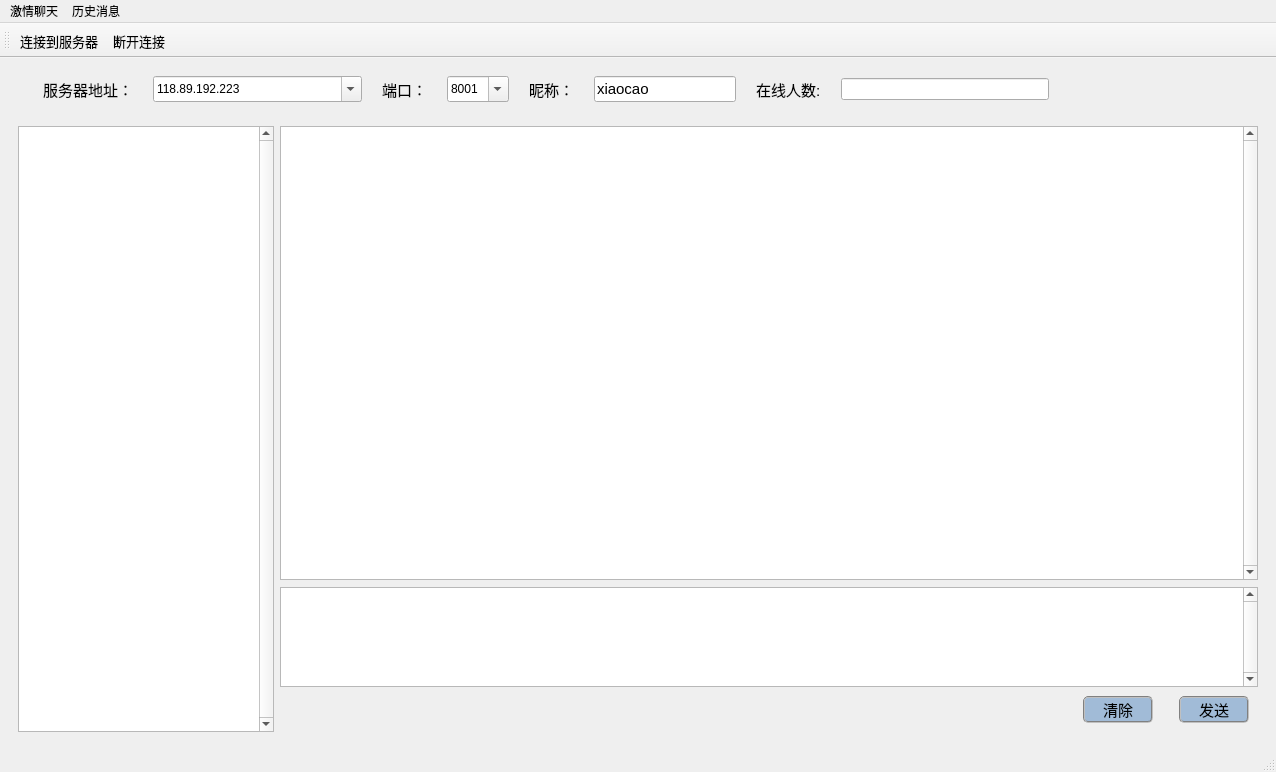
Old version of the form Client/client_mainwindow.ui in the repository nicexiaocao/chatting_room.
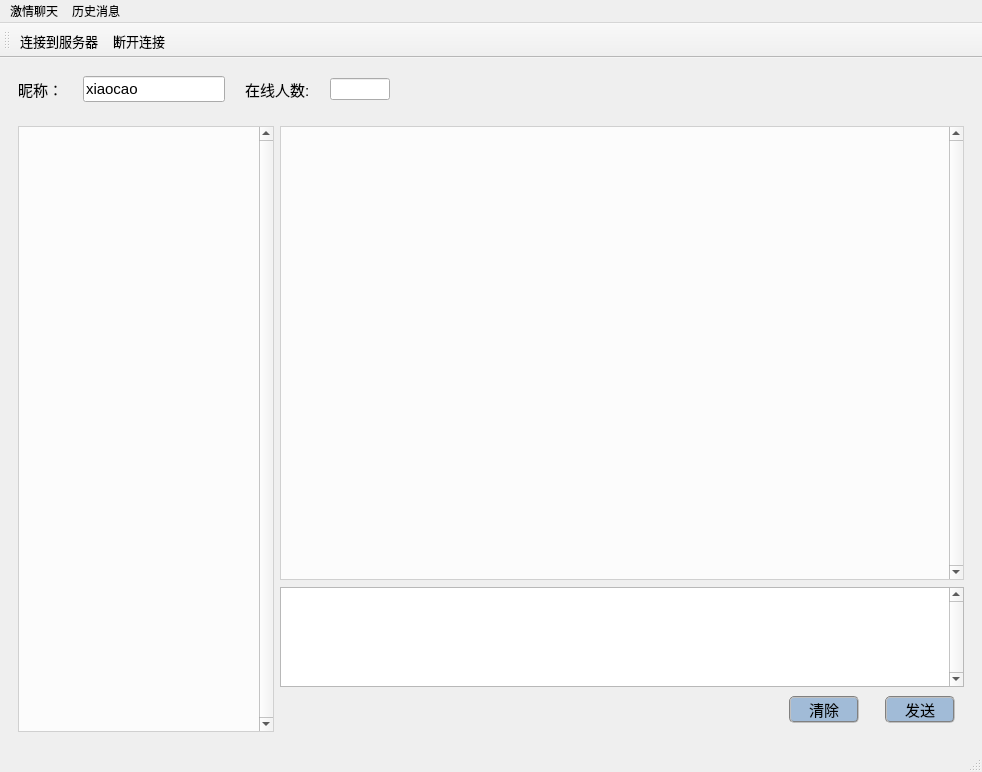
New version of the form. Icons and pictures are not drawn.

```diff
--- a/Client/client_mainwindow.ui
+++ b/Client/client_mainwindow.ui
@@ -6,12 +6,12 @@
    <rect>
     <x>0</x>
     <y>0</y>
-    <width>1276</width>
+    <width>982</width>
     <height>772</height>
    </rect>
   </property>
   <property name="sizePolicy">
-   <sizepolicy hsizetype="Fixed" vsizetype="Fixed">
+   <sizepolicy hsizetype="Preferred" vsizetype="Preferred">
     <horstretch>0</horstretch>
     <verstretch>0</verstretch>
    </sizepolicy>
@@ -33,7 +33,9 @@
 border-radius: 5px;background-color:rgb(161, 187, 215);
 }
 *{font: 11pt &quot;Microsoft YaHei UI&quot;;}
-QGroupBox{border:none}</string>
+QGroupBox{border:none}
+#display_message{background-color:rgba(255, 255, 255, 200)}
+#listView{background-color:rgba(255, 255, 255, 200)}</string>
    </property>
    <layout class="QVBoxLayout" name="verticalLayout_2">
     <item>
@@ -42,126 +44,6 @@
        <property name="spacing">
         <number>20</number>
        </property>
-       <item>
-        <widget class="QLabel" name="ip_label">
-         <property name="enabled">
-          <bool>true</bool>
-         </property>
-         <property name="sizePolicy">
-          <sizepolicy hsizetype="Fixed" vsizetype="Preferred">
-           <horstretch>0</horstretch>
-           <verstretch>0</verstretch>
-          </sizepolicy>
-         </property>
-         <property name="minimumSize">
-          <size>
-           <width>115</width>
-           <height>0</height>
-          </size>
-         </property>
-         <property name="font">
-          <font>
-           <family>Microsoft YaHei UI</family>
-           <pointsize>11</pointsize>
-           <weight>50</weight>
-           <italic>false</italic>
-           <bold>false</bold>
-          </font>
-         </property>
-         <property name="text">
-          <string>服务器地址：</string>
-         </property>
-         <property name="alignment">
-          <set>Qt::AlignRight|Qt::AlignTrailing|Qt::AlignVCenter</set>
-         </property>
-         <property name="wordWrap">
-          <bool>true</bool>
-         </property>
-        </widget>
-       </item>
-       <item>
-        <widget class="QComboBox" name="ip_box">
-         <property name="sizePolicy">
-          <sizepolicy hsizetype="Expanding" vsizetype="Fixed">
-           <horstretch>0</horstretch>
-           <verstretch>0</verstretch>
-          </sizepolicy>
-         </property>
-         <property name="font">
-          <font>
-           <family>Microsoft YaHei UI</family>
-           <pointsize>11</pointsize>
-           <weight>50</weight>
-           <italic>false</italic>
-           <bold>false</bold>
-          </font>
-         </property>
-         <property name="focusPolicy">
-          <enum>Qt::ClickFocus</enum>
-         </property>
-         <property name="editable">
-          <bool>true</bool>
-         </property>
-         <item>
-          <property name="text">
-           <string>118.89.192.223</string>
-          </property>
-         </item>
-         <item>
-          <property name="text">
-           <string>192.168.1.1</string>
-          </property>
-         </item>
-        </widget>
-       </item>
-       <item>
-        <widget class="QLabel" name="ip_label_2">
-         <property name="font">
-          <font>
-           <family>Microsoft YaHei UI</family>
-           <pointsize>11</pointsize>
-           <weight>50</weight>
-           <italic>false</italic>
-           <bold>false</bold>
-          </font>
-         </property>
-         <property name="text">
-          <string>端口：</string>
-         </property>
-         <property name="alignment">
-          <set>Qt::AlignRight|Qt::AlignTrailing|Qt::AlignVCenter</set>
-         </property>
-        </widget>
-       </item>
-       <item>
-        <widget class="QComboBox" name="Spinport">
-         <property name="font">
-          <font>
-           <family>Microsoft YaHei UI</family>
-           <pointsize>11</pointsize>
-           <weight>50</weight>
-           <italic>false</italic>
-           <bold>false</bold>
-          </font>
-         </property>
-         <property name="focusPolicy">
-          <enum>Qt::ClickFocus</enum>
-         </property>
-         <property name="editable">
-          <bool>true</bool>
-         </property>
-         <item>
-          <property name="text">
-           <string>8001</string>
-          </property>
-         </item>
-         <item>
-          <property name="text">
-           <string>3306</string>
-          </property>
-         </item>
-        </widget>
-       </item>
        <item>
         <widget class="QLabel" name="label">
          <property name="font">
@@ -224,6 +106,24 @@
        </item>
        <item>
         <widget class="QLineEdit" name="lineEdit">
+         <property name="sizePolicy">
+          <sizepolicy hsizetype="Fixed" vsizetype="Fixed">
+           <horstretch>0</horstretch>
+           <verstretch>0</verstretch>
+          </sizepolicy>
+         </property>
+         <property name="minimumSize">
+          <size>
+           <width>20</width>
+           <height>0</height>
+          </size>
+         </property>
+         <property name="maximumSize">
+          <size>
+           <width>60</width>
+           <height>16777215</height>
+          </size>
+         </property>
          <property name="readOnly">
           <bool>true</bool>
          </property>
@@ -246,7 +146,7 @@
      </widget>
     </item>
     <item>
-     <widget class="QWidget" name="widget" native="true">
+     <widget class="QWidget" name="widget_1" native="true">
       <property name="sizePolicy">
        <sizepolicy hsizetype="Preferred" vsizetype="Preferred">
         <horstretch>0</horstretch>
@@ -335,7 +235,7 @@
             <property name="font">
              <font>
               <family>Microsoft YaHei UI</family>
-              <pointsize>12</pointsize>
+              <pointsize>11</pointsize>
               <weight>50</weight>
               <italic>false</italic>
               <bold>false</bold>
@@ -553,7 +453,7 @@
     <rect>
      <x>0</x>
      <y>0</y>
-     <width>1276</width>
+     <width>982</width>
      <height>26</height>
     </rect>
    </property>
@@ -593,6 +493,9 @@
    <property name="allowedAreas">
     <set>Qt::TopToolBarArea</set>
    </property>
+   <property name="toolButtonStyle">
+    <enum>Qt::ToolButtonTextUnderIcon</enum>
+   </property>
    <attribute name="toolBarArea">
     <enum>TopToolBarArea</enum>
    </attribute>
```
Left out of the diff: 4 changed lines with no effect on the pictures.
